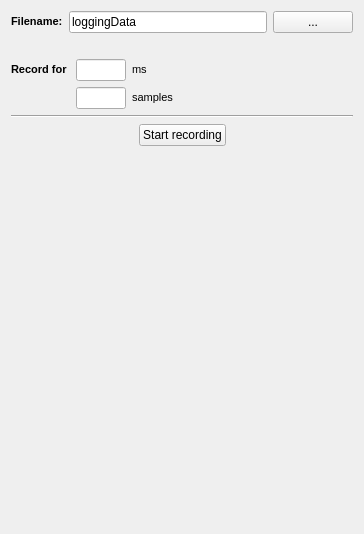
MITK/MITK, file Modules/IGTUI/Qmitk/QmitkIGTLoggerWidgetControls.ui: the form before one commit.
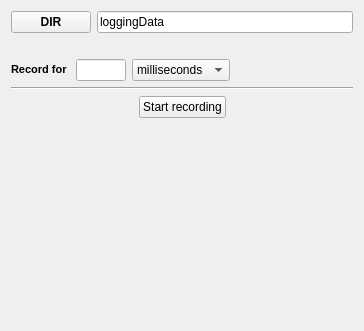
The form after the commit.

```diff
--- a/Modules/IGTUI/Qmitk/QmitkIGTLoggerWidgetControls.ui
+++ b/Modules/IGTUI/Qmitk/QmitkIGTLoggerWidgetControls.ui
@@ -7,7 +7,7 @@
     <x>0</x>
     <y>0</y>
     <width>364</width>
-    <height>534</height>
+    <height>331</height>
    </rect>
   </property>
   <property name="windowTitle">
@@ -17,13 +17,18 @@
    <item>
     <layout class="QHBoxLayout" name="horizontalLayout">
      <item>
-      <widget class="QLabel" name="label_10">
+      <widget class="QPushButton" name="m_pbLoadDir">
+       <property name="font">
+        <font>
+         <weight>75</weight>
+         <bold>true</bold>
+        </font>
+       </property>
        <property name="text">
-        <string>&lt;!DOCTYPE HTML PUBLIC &quot;-//W3C//DTD HTML 4.0//EN&quot; &quot;http://www.w3.org/TR/REC-html40/strict.dtd&quot;&gt;
-&lt;html&gt;&lt;head&gt;&lt;meta name=&quot;qrichtext&quot; content=&quot;1&quot; /&gt;&lt;style type=&quot;text/css&quot;&gt;
-p, li { white-space: pre-wrap; }
-&lt;/style&gt;&lt;/head&gt;&lt;body style=&quot; font-family:'MS Shell Dlg 2'; font-size:8.25pt; font-weight:400; font-style:normal;&quot;&gt;
-&lt;p style=&quot; margin-top:0px; margin-bottom:0px; margin-left:0px; margin-right:0px; -qt-block-indent:0; text-indent:0px;&quot;&gt;&lt;span style=&quot; font-size:8pt; font-weight:600;&quot;&gt;Filename:&lt;/span&gt;&lt;/p&gt;&lt;/body&gt;&lt;/html&gt;</string>
+        <string>DIR</string>
+       </property>
+       <property name="checkable">
+        <bool>false</bool>
        </property>
       </widget>
      </item>
@@ -40,16 +45,6 @@
        </property>
       </widget>
      </item>
-     <item>
-      <widget class="QPushButton" name="m_pbLoadDir">
-       <property name="text">
-        <string>...</string>
-       </property>
-       <property name="checkable">
-        <bool>false</bool>
-       </property>
-      </widget>
-     </item>
     </layout>
    </item>
    <item>
@@ -82,38 +77,6 @@
        </property>
       </widget>
      </item>
-     <item row="0" column="2">
-      <widget class="QLabel" name="label_12">
-       <property name="text">
-        <string>&lt;!DOCTYPE HTML PUBLIC &quot;-//W3C//DTD HTML 4.0//EN&quot; &quot;http://www.w3.org/TR/REC-html40/strict.dtd&quot;&gt;
-&lt;html&gt;&lt;head&gt;&lt;meta name=&quot;qrichtext&quot; content=&quot;1&quot; /&gt;&lt;style type=&quot;text/css&quot;&gt;
-p, li { white-space: pre-wrap; }
-&lt;/style&gt;&lt;/head&gt;&lt;body style=&quot; font-family:'MS Shell Dlg 2'; font-size:8.25pt; font-weight:400; font-style:normal;&quot;&gt;
-&lt;p style=&quot; margin-top:0px; margin-bottom:0px; margin-left:0px; margin-right:0px; -qt-block-indent:0; text-indent:0px;&quot;&gt;&lt;span style=&quot; font-size:8pt;&quot;&gt;ms&lt;/span&gt;&lt;/p&gt;&lt;/body&gt;&lt;/html&gt;</string>
-       </property>
-      </widget>
-     </item>
-     <item row="1" column="1">
-      <widget class="QLineEdit" name="m_leSamples">
-       <property name="maximumSize">
-        <size>
-         <width>50</width>
-         <height>16777215</height>
-        </size>
-       </property>
-      </widget>
-     </item>
-     <item row="1" column="2">
-      <widget class="QLabel" name="label_13">
-       <property name="text">
-        <string>&lt;!DOCTYPE HTML PUBLIC &quot;-//W3C//DTD HTML 4.0//EN&quot; &quot;http://www.w3.org/TR/REC-html40/strict.dtd&quot;&gt;
-&lt;html&gt;&lt;head&gt;&lt;meta name=&quot;qrichtext&quot; content=&quot;1&quot; /&gt;&lt;style type=&quot;text/css&quot;&gt;
-p, li { white-space: pre-wrap; }
-&lt;/style&gt;&lt;/head&gt;&lt;body style=&quot; font-family:'MS Shell Dlg 2'; font-size:8.25pt; font-weight:400; font-style:normal;&quot;&gt;
-&lt;p style=&quot; margin-top:0px; margin-bottom:0px; margin-left:0px; margin-right:0px; -qt-block-indent:0; text-indent:0px;&quot;&gt;&lt;span style=&quot; font-size:8pt;&quot;&gt;samples &lt;/span&gt;&lt;/p&gt;&lt;/body&gt;&lt;/html&gt;</string>
-       </property>
-      </widget>
-     </item>
      <item row="0" column="3">
       <spacer name="horizontalSpacer_3">
        <property name="orientation">
@@ -127,6 +90,20 @@
        </property>
       </spacer>
      </item>
+     <item row="0" column="2">
+      <widget class="QComboBox" name="m_cbRecordingType">
+       <item>
+        <property name="text">
+         <string>milliseconds</string>
+        </property>
+       </item>
+       <item>
+        <property name="text">
+         <string># samples</string>
+        </property>
+       </item>
+      </widget>
+     </item>
     </layout>
    </item>
    <item>
@@ -157,7 +134,7 @@
         <string>Start recording</string>
        </property>
        <property name="checkable">
-        <bool>true</bool>
+        <bool>false</bool>
        </property>
       </widget>
      </item>
```
Left out of the diff: 2 changed lines with no effect on the pictures.
